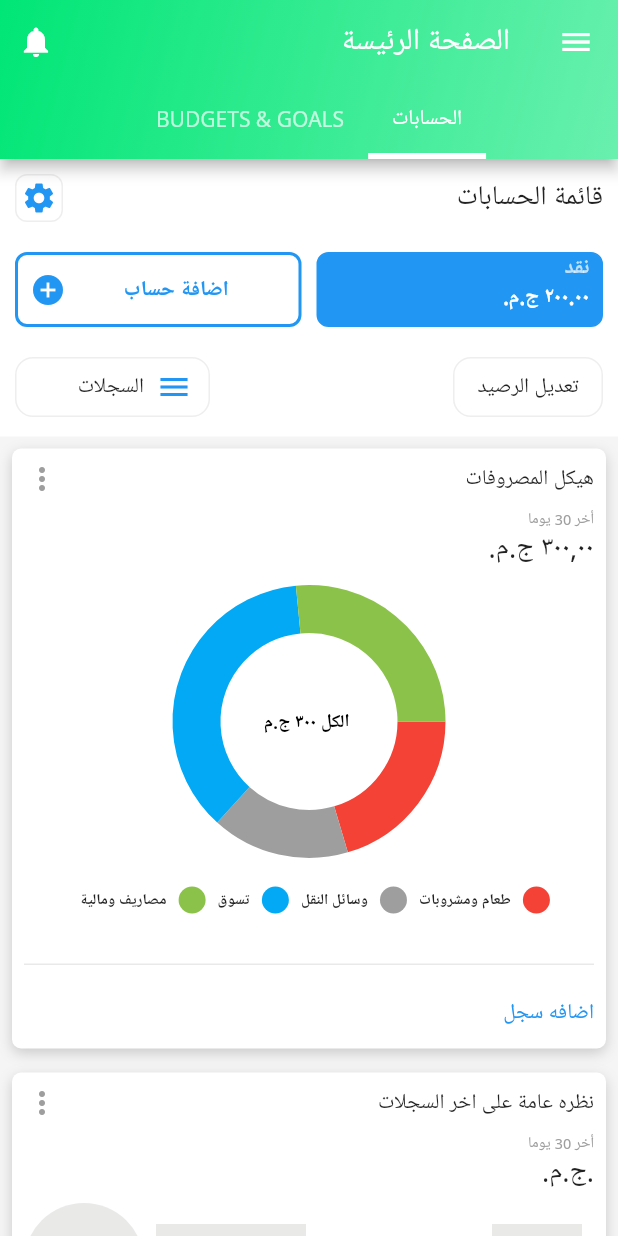
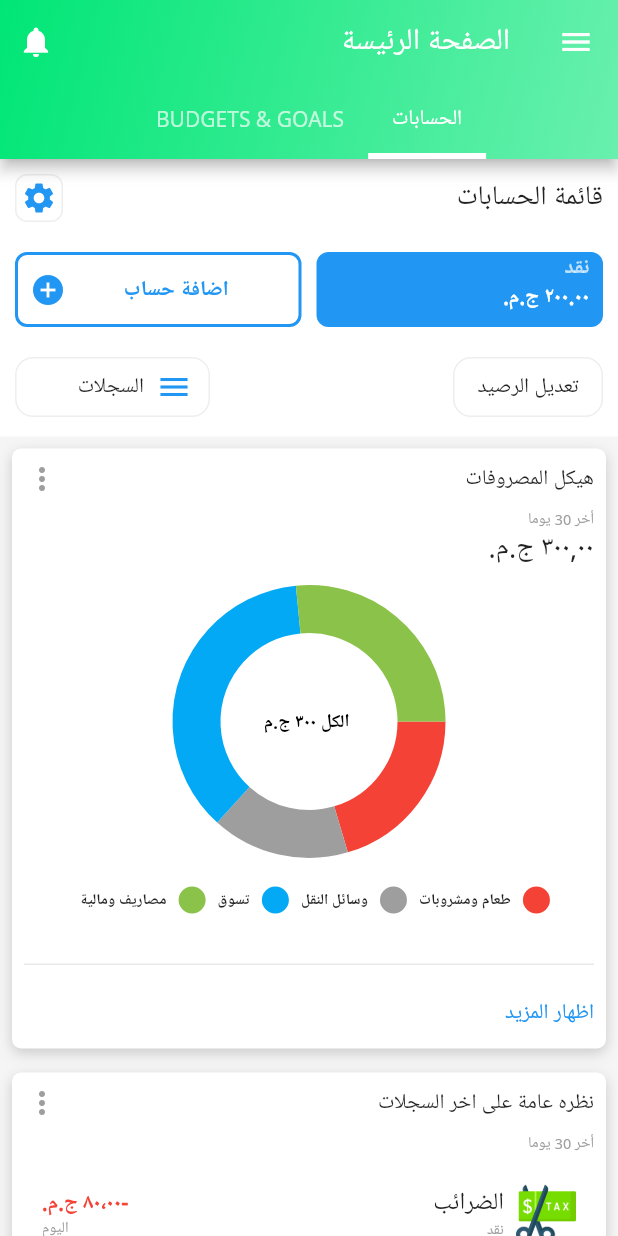
Before and after one commit to GhadaAhmed152420/Wallet, a Flutter app: the HomeScreen screen opened directly, on a phone screen of 412 x 824 dp. Run offline on Flutter 3.47's test engine with Material 2 defaults, Android fonts, the phone set to English and light mode, and no system bars; drawn by our look-alikes of pie_chart; our stand-ins replace hexcolor, smooth_page_indicator.

Commit message:
finish home screen

```diff
--- a/lib/widgets/calculationsTab.dart
+++ b/lib/widgets/calculationsTab.dart
@@ -1,7 +1,17 @@
 import 'package:flutter/material.dart';
 import 'package:hexcolor/hexcolor.dart';
+import 'package:wallet/models/listview_model.dart';
+import 'package:wallet/widgets/listview_item.dart';
 import 'package:wallet/widgets/skelton.dart';
 import 'package:pie_chart/pie_chart.dart';
+
+
+List<ListViewModel> items = [
+  ListViewModel(image: 'assets/images/tax.png', title: 'الضرائب', desc: 'نقد', day: 'اليوم',cost: '-٨٠،٠٠ ج.م.'),
+  ListViewModel(image: 'assets/images/t-shirt.png', title: 'الملابس والاحذيه', desc: 'نقد', day: 'اليوم',cost: '-١١٠،٠٠ ج.م.'),
+  ListViewModel(image: 'assets/images/cutlery.png', title: 'مطعم الوجبات السريعه', desc: 'نقد', day: 'اليوم',cost: '-٦٠،٠٠ ج.م.'),
+  ListViewModel(image: 'assets/images/school-bus.png', title: 'وسائل النقل', desc: 'نقد', day: 'اليوم',cost: '-٥٠،٠٠ ج.م.'),
+];
 
 Widget calculationsTab() => SingleChildScrollView(
       child: Column(
@@ -252,7 +262,7 @@ Widget calculationsTab() => SingleChildScrollView(
                       color: HexColor('D3D3D3'),
                     ),
                   ),
-                  TextButton(onPressed: () {}, child: const Text('اضافه سجل')),
+                  TextButton(onPressed: () {}, child: const Text('اظهار المزيد')),
                 ],
               ),
             ),
@@ -261,7 +271,7 @@ Widget calculationsTab() => SingleChildScrollView(
             padding: const EdgeInsets.all(8.0),
             child: Container(
               width: double.infinity,
-              height: 361,
+              height: 408,
               decoration: BoxDecoration(
                 color: Colors.white,
                 boxShadow: [
@@ -302,15 +312,75 @@ Widget calculationsTab() => SingleChildScrollView(
                       ),
                     ),
                   ),
-                  const Padding(
-                    padding: EdgeInsets.only(right: 8.0),
-                    child: Text(
-                      '.ج.م.',
-                      style: TextStyle(
-                        fontSize: 18.0,
+                  Padding(
+                    padding: const EdgeInsets.all(8.0),
+                    child: Container(
+                      height: 270,
+                      width: double .infinity,
+                      child: Column(
+                        children: [
+                          Expanded(
+                            child: ListView.builder(
+                              physics: const BouncingScrollPhysics(),
+                              itemBuilder: (context, index) =>
+                                  listViewItem(items[index]),
+                              itemCount: items.length,
+                            ),
+                          ),
+                        ],
                       ),
                     ),
                   ),
+                  const Spacer(),
+                  Padding(
+                    padding: const EdgeInsets.all(8.0),
+                    child: Divider(
+                      thickness: 0.5,
+                      height: 0.5,
+                      color: HexColor('D3D3D3'),
+                    ),
+                  ),
+                  TextButton(onPressed: () {}, child: const Text('اظهار المزيد')),
+                ],
+              ),
+            ),
+          ),
+          Padding(
+            padding: const EdgeInsets.all(8.0),
+            child: Container(
+              width: double.infinity,
+              height: 350,
+              decoration: BoxDecoration(
+                color: Colors.white,
+                boxShadow: [
+                  BoxShadow(
+                    color: Colors.grey.withOpacity(0.5),
+                    blurRadius: 7,
+                    offset: const Offset(0, 3), // Shadow position
+                  ),
+                ],
+                borderRadius: BorderRadius.circular(6.0),
+              ),
+              child: Column(
+                crossAxisAlignment: CrossAxisAlignment.start,
+                children: [
+                  Padding(
+                    padding: const EdgeInsets.all(8.0),
+                    child: Row(
+                      children: const [
+                        Text('الدفعات المخططة القادمة'),
+                        SizedBox(
+                          height: 10.0,
+                        ),
+                        Spacer(),
+                        Icon(
+                          Icons.more_vert,
+                          color: Colors.grey,
+                        ),
+                      ],
+                    ),
+                  ),
+                  const SizedBox(height: 20.0,),
                   Padding(
                     padding: const EdgeInsets.all(8.0),
                     child: Column(
@@ -400,7 +470,7 @@ Widget calculationsTab() => SingleChildScrollView(
                       color: HexColor('D3D3D3'),
                     ),
                   ),
-                  TextButton(onPressed: () {}, child: const Text('اضافه سجل')),
+                  TextButton(onPressed: () {}, child: const Text('اظهار المزيد')),
                 ],
               ),
             ),
```
Also changed, not shown: lib/models/listview_model.dart (added, +10 -0 lines), lib/widgets/listview_item.dart (added, +73 -0 lines), assets/images/cutlery.png (added), assets/images/school-bus.png (added), assets/images/t-shirt.png (added), assets/images/tax.png (added).
